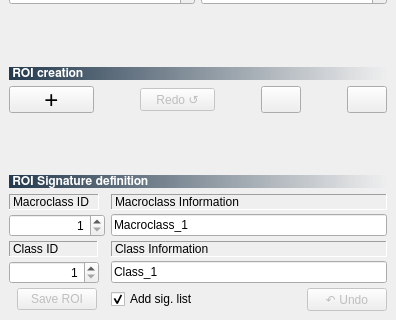
semiautomaticgit/SemiAutomaticClassificationPlugin, file ui/ui_semiautomaticclassificationplugin_dock.ui: the form before one commit; both pictures show x 0 to 396 and y 464 to 784 of the 396 by 784 pixel window.
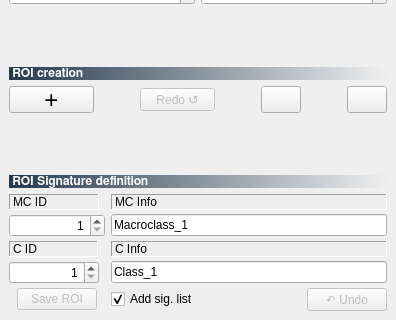
The form after the commit. Icons and pictures are not drawn.

Patch:
```diff
--- a/ui/ui_semiautomaticclassificationplugin_dock.ui
+++ b/ui/ui_semiautomaticclassificationplugin_dock.ui
@@ -753,7 +753,7 @@
          <enum>QFrame::Sunken</enum>
         </property>
         <property name="text">
-         <string>Macroclass ID</string>
+         <string>MC ID</string>
         </property>
        </widget>
       </item>
@@ -870,7 +870,7 @@
          <enum>QFrame::Sunken</enum>
         </property>
         <property name="text">
-         <string>Class Information</string>
+         <string>C Info</string>
         </property>
        </widget>
       </item>
@@ -883,7 +883,7 @@
          <enum>QFrame::Sunken</enum>
         </property>
         <property name="text">
-         <string>Macroclass Information</string>
+         <string>MC Info</string>
         </property>
        </widget>
       </item>
@@ -982,7 +982,7 @@
          <enum>QFrame::Sunken</enum>
         </property>
         <property name="text">
-         <string>Class ID</string>
+         <string>C ID</string>
         </property>
        </widget>
       </item>
```
Left out of the diff: 4 changed lines with no effect on the pictures.
